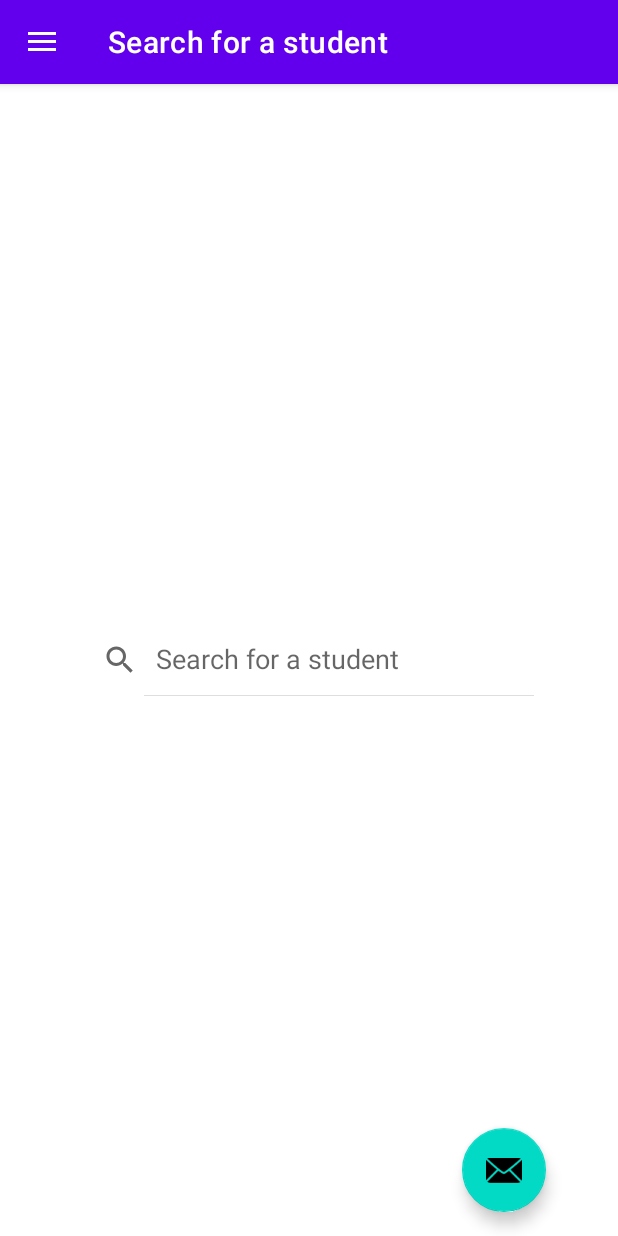
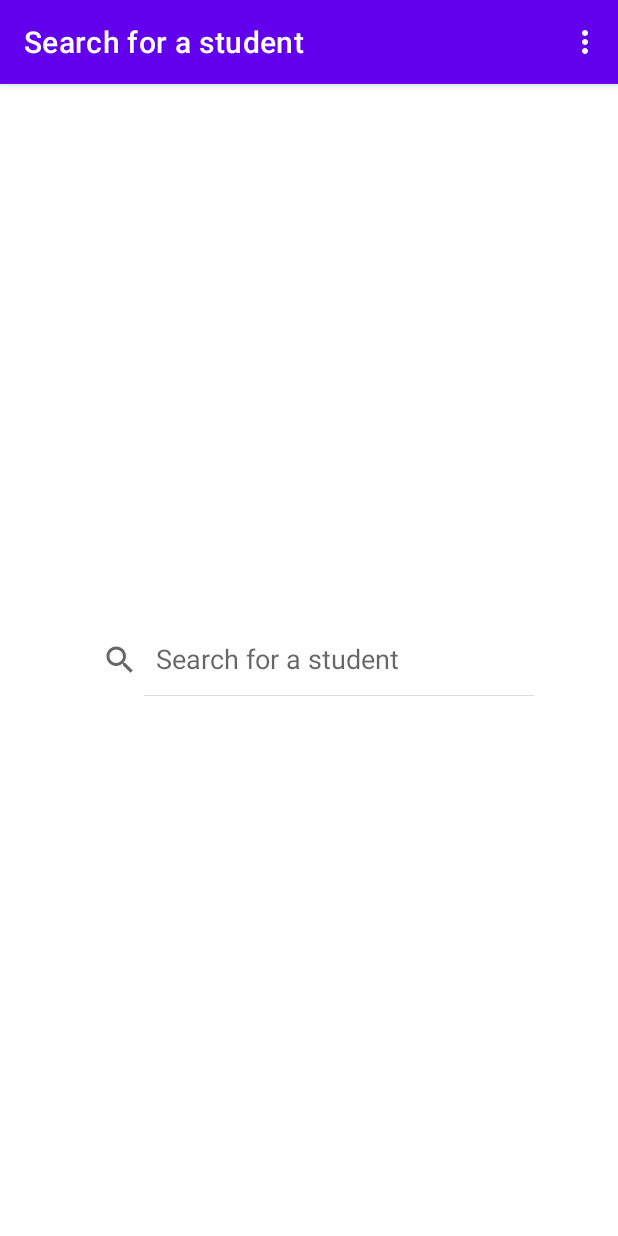
Before and after one commit to Maxmystere/swifty_companion, an Android app: the screen it shows after launch (MainActivity), on a phone screen of 412 x 824 dp. Run offline under Robolectric (Android 15) with nearby library versions, the phone set to English and light mode, and no system bars; our stand-ins replace navigation-ui.

Commit message:
Cleanup + rename classes

```diff
--- a/app/src/main/java/tech/maxdevcoveries/swiftycompanion/MainActivity.kt
+++ b/app/src/main/java/tech/maxdevcoveries/swiftycompanion/MainActivity.kt
@@ -1,8 +1,5 @@
 package tech.maxdevcoveries.swiftycompanion
 
-import android.accounts.AccountManager
-import android.accounts.AccountManagerCallback
-import android.accounts.AccountManagerFuture
 import android.os.Bundle
 import android.view.Menu
 import android.view.MenuItem
@@ -12,24 +9,7 @@ import androidx.navigation.fragment.NavHostFragment
 import androidx.navigation.ui.AppBarConfiguration
 import androidx.navigation.ui.navigateUp
 import androidx.navigation.ui.setupActionBarWithNavController
-import androidx.navigation.ui.setupWithNavController
-import com.google.android.material.navigation.NavigationView
-import com.google.android.material.snackbar.Snackbar
 import tech.maxdevcoveries.swiftycompanion.databinding.ActivityMainBinding
-
-/*
-private class OnTokenAcquired : AccountManagerCallback<Bundle> {
-
-    override fun run(result: AccountManagerFuture<Bundle>) {
-        // Get the result of the operation from the AccountManagerFuture.
-        val bundle: Bundle = result.result
-
-        // The token is a named value in the bundle. The name of the value
-        // is stored in the constant AccountManager.KEY_AUTHTOKEN.
-        val token = bundle.getString(AccountManager.KEY_AUTHTOKEN)
-    }
-}
-*/
 
 class MainActivity : AppCompatActivity() {
 
@@ -42,37 +22,23 @@ class MainActivity : AppCompatActivity() {
         setContentView(binding.root)
         setSupportActionBar(binding.appBarMain.toolbar)
 
-        binding.appBarMain.fab?.setOnClickListener { view ->
-            Snackbar.make(view, "Replace with your own action", Snackbar.LENGTH_LONG)
-                    .setAction("Action", null)
-                    .setAnchorView(R.id.fab).show()
-        }
-
         val navHostFragment =
-                (supportFragmentManager.findFragmentById(R.id.nav_host_fragment_content_main) as NavHostFragment?)!!
+            (supportFragmentManager.findFragmentById(R.id.nav_host_fragment_content_main) as NavHostFragment?)!!
         val navController = navHostFragment.navController
 
-        binding.navView?.let {
-            appBarConfiguration = AppBarConfiguration(setOf(
-                R.id.nav_search_user, R.id.nav_slideshow, R.id.nav_settings
-            ),
-                    binding.drawerLayout
-            )
-            setupActionBarWithNavController(navController, appBarConfiguration)
-            it.setupWithNavController(navController)
-        }
+        appBarConfiguration = AppBarConfiguration(setOf(R.id.nav_search_user))
+        setupActionBarWithNavController(navController, appBarConfiguration)
     }
 
     override fun onCreateOptionsMenu(menu: Menu): Boolean {
         val result = super.onCreateOptionsMenu(menu)
         // Using findViewById because NavigationView exists in different layout files
         // between w600dp and w1240dp
-        val navView: NavigationView? = findViewById(R.id.nav_view)
-        if (navView == null) {
-            // The navigation drawer already has the items including the items in the overflow menu
-            // We only inflate the overflow menu if the navigation drawer isn't visible
-            menuInflater.inflate(R.menu.overflow, menu)
-        }
+
+        // The navigation drawer already has the items including the items in the overflow menu
+        // We only inflate the overflow menu if the navigation drawer isn't visible
+        menuInflater.inflate(R.menu.overflow, menu)
+
         return result
     }
 
--- a/app/src/main/res/layout/activity_main.xml
+++ b/app/src/main/res/layout/activity_main.xml
@@ -9,26 +9,10 @@ across the layout configurations
     android:layout_width="match_parent"
     android:layout_height="match_parent">
 
-    <androidx.drawerlayout.widget.DrawerLayout
-        android:id="@+id/drawer_layout"
-        android:layout_width="match_parent"
-        android:layout_height="match_parent"
-        android:fitsSystemWindows="true"
-        tools:openDrawer="start">
-
         <include
             android:id="@+id/app_bar_main"
             layout="@layout/app_bar_main"
             android:layout_width="match_parent"
             android:layout_height="match_parent" />
 
-        <com.google.android.material.navigation.NavigationView
-            android:id="@+id/nav_view"
-            android:layout_width="wrap_content"
-            android:layout_height="match_parent"
-            android:layout_gravity="start"
-            android:fitsSystemWindows="true"
-            app:headerLayout="@layout/nav_header_main"
-            app:menu="@menu/navigation_drawer" />
-    </androidx.drawerlayout.widget.DrawerLayout>
 </FrameLayout>
--- a/app/src/main/res/layout/app_bar_main.xml
+++ b/app/src/main/res/layout/app_bar_main.xml
@@ -25,13 +25,4 @@
         android:id="@+id/content_main"
         layout="@layout/content_main" />
 
-    <com.google.android.material.floatingactionbutton.FloatingActionButton
-        android:id="@+id/fab"
-        android:layout_width="wrap_content"
-        android:layout_height="wrap_content"
-        android:layout_gravity="bottom|end"
-        android:layout_marginEnd="@dimen/fab_margin"
-        android:layout_marginBottom="16dp"
-        android:contentDescription="@string/fab_content_description"
-        app:srcCompat="@android:drawable/ic_dialog_email" />
 </androidx.coordinatorlayout.widget.CoordinatorLayout>
--- a/app/src/main/res/layout/fragment_search_user.xml
+++ b/app/src/main/res/layout/fragment_search_user.xml
@@ -7,7 +7,7 @@
     android:layout_height="match_parent"
     android:orientation="vertical"
     app:layoutManager="LinearLayoutManager"
-    tools:context=".ui.slideshow.SlideshowFragment">
+    tools:context=".ui.fragments.SearchUserFragment">
 
     <Space
         android:layout_width="match_parent"
--- a/app/src/main/res/layout/fragment_slideshow.xml
+++ b/app/src/main/res/layout/fragment_user_viewer.xml
@@ -4,10 +4,10 @@
     xmlns:tools="http://schemas.android.com/tools"
     android:layout_width="match_parent"
     android:layout_height="match_parent"
-    tools:context=".ui.slideshow.SlideshowFragment">
+    tools:context=".ui.fragments.UserViewerFragment">
 
     <TextView
-        android:id="@+id/text_slideshow"
+        android:id="@+id/text_user_display"
         android:layout_width="match_parent"
         android:layout_height="wrap_content"
         android:layout_marginStart="8dp"
--- a/app/src/main/res/menu/navigation_drawer.xml
+++ /dev/null
@@ -1,20 +0,0 @@
-<?xml version="1.0" encoding="utf-8"?>
-<menu xmlns:android="http://schemas.android.com/apk/res/android"
-    xmlns:tools="http://schemas.android.com/tools"
-    tools:showIn="navigation_view">
-
-    <group android:checkableBehavior="single">
-        <item
-            android:id="@+id/nav_search_user"
-            android:icon="@drawable/ic_camera_black_24dp"
-            android:title="@string/menu_search_user" />
-        <item
-            android:id="@+id/nav_slideshow"
-            android:icon="@drawable/ic_slideshow_black_24dp"
-            android:title="@string/menu_slideshow" />
-        <item
-            android:id="@+id/nav_settings"
-            android:icon="@drawable/ic_settings_black_24dp"
-            android:title="@string/menu_settings" />
-    </group>
-</menu>
--- a/app/src/main/res/navigation/navigation_graph.xml
+++ b/app/src/main/res/navigation/navigation_graph.xml
@@ -11,7 +11,7 @@
 
     <fragment
         android:id="@+id/nav_search_user"
-        android:name="tech.maxdevcoveries.swiftycompanion.ui.transform.SearchUserFragment"
+        android:name="tech.maxdevcoveries.swiftycompanion.ui.fragments.SearchUserFragment"
         android:label="@string/menu_search_user"
         tools:layout="@layout/fragment_search_user">
         <action
@@ -21,9 +21,9 @@
 
     <fragment
         android:id="@+id/nav_slideshow"
-        android:name="tech.maxdevcoveries.swiftycompanion.ui.slideshow.SlideshowFragment"
-        android:label="@string/menu_slideshow"
-        tools:layout="@layout/fragment_slideshow">
+        android:name="tech.maxdevcoveries.swiftycompanion.ui.fragments.UserViewerFragment"
+        android:label="{userId}"
+        tools:layout="@layout/fragment_user_viewer">
         <argument
             android:name="userId"
             app:argType="string" />
--- a/app/src/main/res/values/strings.xml
+++ b/app/src/main/res/values/strings.xml
@@ -8,7 +8,7 @@
     <string name="action_settings">Settings</string>
 
     <string name="menu_search_user">Search for a student</string>
-    <string name="menu_slideshow">Slideshow</string>
+    <string name="menu_user_viewer">User</string>
     <string name="menu_settings">Settings</string>
 
     <string name="lorem_ipsum_title">Lorem Ipsum"</string>
```
Also changed, not shown: app/src/main/java/tech/maxdevcoveries/swiftycompanion/ui/fragments/SearchUserFragment.kt (renamed from app/src/main/java/tech/maxdevcoveries/swiftycompanion/ui/transform/SearchUserFragment.kt, +1 -9 lines), app/src/main/java/tech/maxdevcoveries/swiftycompanion/ui/fragments/UserViewerFragment.kt (renamed from app/src/main/java/tech/maxdevcoveries/swiftycompanion/ui/slideshow/SlideshowFragment.kt, +7 -10 lines), app/src/main/java/tech/maxdevcoveries/swiftycompanion/ui/slideshow/SlideshowViewModel.kt (deleted, +0 -13 lines), app/src/main/java/tech/maxdevcoveries/swiftycompanion/ui/transform/TransformViewModel.kt (deleted, +0 -16 lines), app/src/main/res/layout/item_transform.xml (deleted, +0 -26 lines), app/src/main/res/menu/bottom_navigation.xml (deleted, +0 -16 lines).
